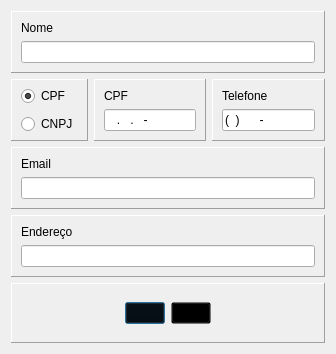
Before: the Qt Designer form Ui/CadFornecedor.ui in Thiago-sys/ControlModel, drawn with Qt 5.
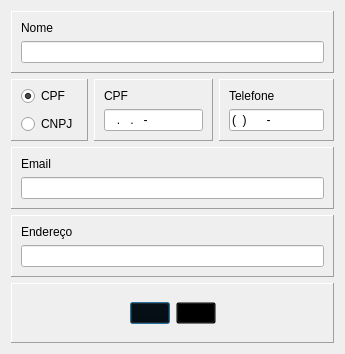
After: the same form once the commit is applied. Icons and pictures are not drawn.

Patch:
```diff
--- a/Ui/CadFornecedor.ui
+++ b/Ui/CadFornecedor.ui
@@ -6,19 +6,19 @@
    <rect>
     <x>0</x>
     <y>0</y>
-    <width>336</width>
+    <width>345</width>
     <height>354</height>
    </rect>
   </property>
   <property name="minimumSize">
    <size>
-    <width>336</width>
+    <width>345</width>
     <height>354</height>
    </size>
   </property>
   <property name="maximumSize">
    <size>
-    <width>336</width>
+    <width>345</width>
     <height>354</height>
    </size>
   </property>
@@ -95,6 +95,18 @@
    </item>
    <item row="1" column="2">
     <widget class="QFrame" name="fraTelefone">
+     <property name="minimumSize">
+      <size>
+       <width>115</width>
+       <height>0</height>
+      </size>
+     </property>
+     <property name="maximumSize">
+      <size>
+       <width>115</width>
+       <height>16777215</height>
+      </size>
+     </property>
      <property name="frameShape">
       <enum>QFrame::Panel</enum>
      </property>
```
